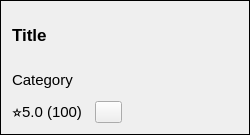
Qt form resources/ui/business_card.ui (logancone/around_town_fbla) before a commit.
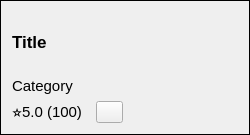
The same form after that commit.

Diff of the .ui file:
```diff
--- a/resources/ui/business_card.ui
+++ b/resources/ui/business_card.ui
@@ -42,7 +42,10 @@
   </property>
   <layout class="QHBoxLayout" name="horizontalLayout" stretch="1,1">
    <item>
-    <layout class="QVBoxLayout" name="verticalLayout" stretch="3,2,1">
+    <layout class="QVBoxLayout" name="verticalLayout" stretch="5,2,1">
+     <property name="spacing">
+      <number>3</number>
+     </property>
      <item>
       <widget class="QLabel" name="title">
        <property name="font">
@@ -54,6 +57,9 @@
        <property name="text">
         <string>Title</string>
        </property>
+       <property name="alignment">
+        <set>Qt::AlignmentFlag::AlignLeading|Qt::AlignmentFlag::AlignLeft|Qt::AlignmentFlag::AlignVCenter</set>
+       </property>
        <property name="wordWrap">
         <bool>true</bool>
        </property>
@@ -128,6 +134,24 @@
    </item>
    <item>
     <widget class="QLabel" name="thumbnail">
+     <property name="sizePolicy">
+      <sizepolicy hsizetype="Fixed" vsizetype="Fixed">
+       <horstretch>0</horstretch>
+       <verstretch>0</verstretch>
+      </sizepolicy>
+     </property>
+     <property name="minimumSize">
+      <size>
+       <width>109</width>
+       <height>109</height>
+      </size>
+     </property>
+     <property name="maximumSize">
+      <size>
+       <width>109</width>
+       <height>109</height>
+      </size>
+     </property>
      <property name="text">
       <string/>
      </property>
```
